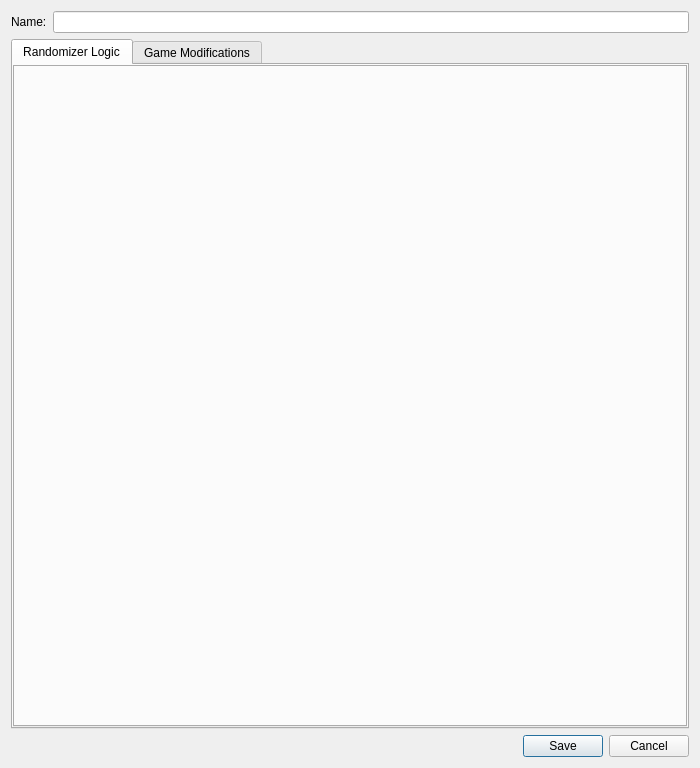
Qt form randovania/gui/ui_files/customize_preset_dialog.ui (randovania/randovania) before a commit.
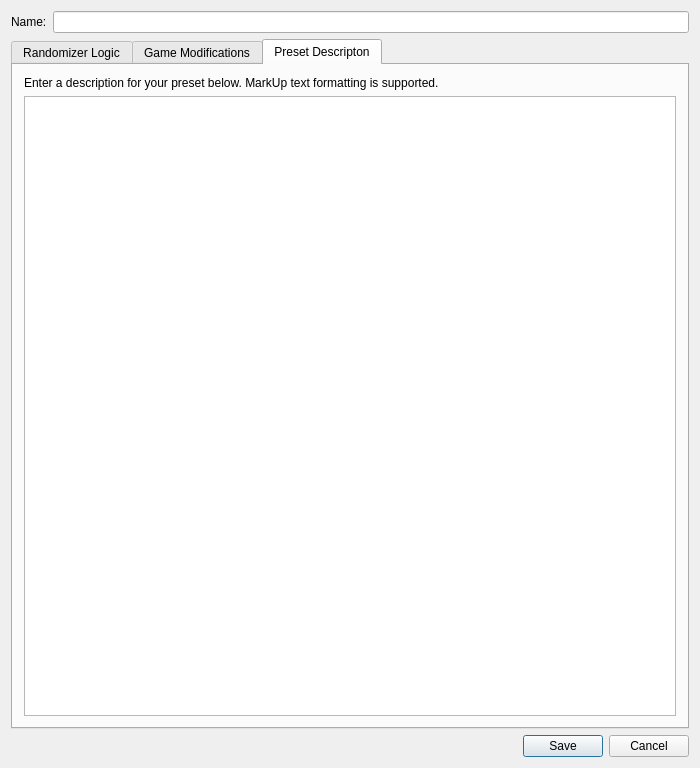
The same form after that commit. The open tabs and pages were chosen to show the change.

Commit message:
Add description editor to preset tabs
- New tab in customize preset window, text edit accepts Markup formatting

```diff
--- a/randovania/gui/ui_files/customize_preset_dialog.ui
+++ b/randovania/gui/ui_files/customize_preset_dialog.ui
@@ -52,6 +52,26 @@
        <string>Game Modifications</string>
       </attribute>
      </widget>
+	 <widget class="QWidget" name="description_tab_widget">
+      <attribute name="title">
+       <string>Preset Descripton</string>
+      </attribute>
+	  <layout class="QVBoxLayout" name="description_layout">
+       <item>
+        <widget class="QLabel" name="description_label">
+         <property name="text">
+          <string>Enter a description for your preset below. MarkUp text formatting is supported.</string>
+         </property>
+		 <property name="wordWrap">
+          <bool>true</bool>
+         </property>
+        </widget>
+       </item>
+       <item>
+        <widget class="QTextEdit" name="description_edit"/>
+       </item>
+      </layout>	  
+     </widget>
     </widget>
    </item>
    <item>
```
The commit also changes 3 other files.
